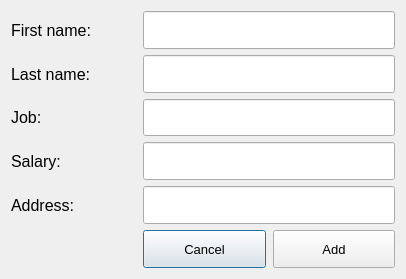
This is Resources/AddEmployeeForm.ui in MyoMinHein1246/Project-Work-I as Qt 5 draws it before an edit. The edited form follows.
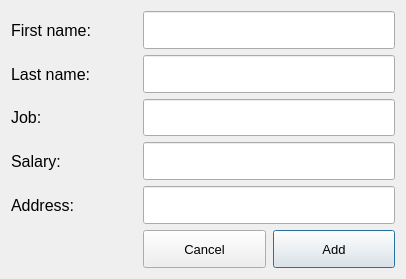
This is the edited form.

What changed in the file:
```diff
--- a/Resources/AddEmployeeForm.ui
+++ b/Resources/AddEmployeeForm.ui
@@ -347,6 +347,9 @@
        <property name="text">
         <string>Add</string>
        </property>
+       <property name="default">
+        <bool>true</bool>
+       </property>
       </widget>
      </item>
     </layout>
```
